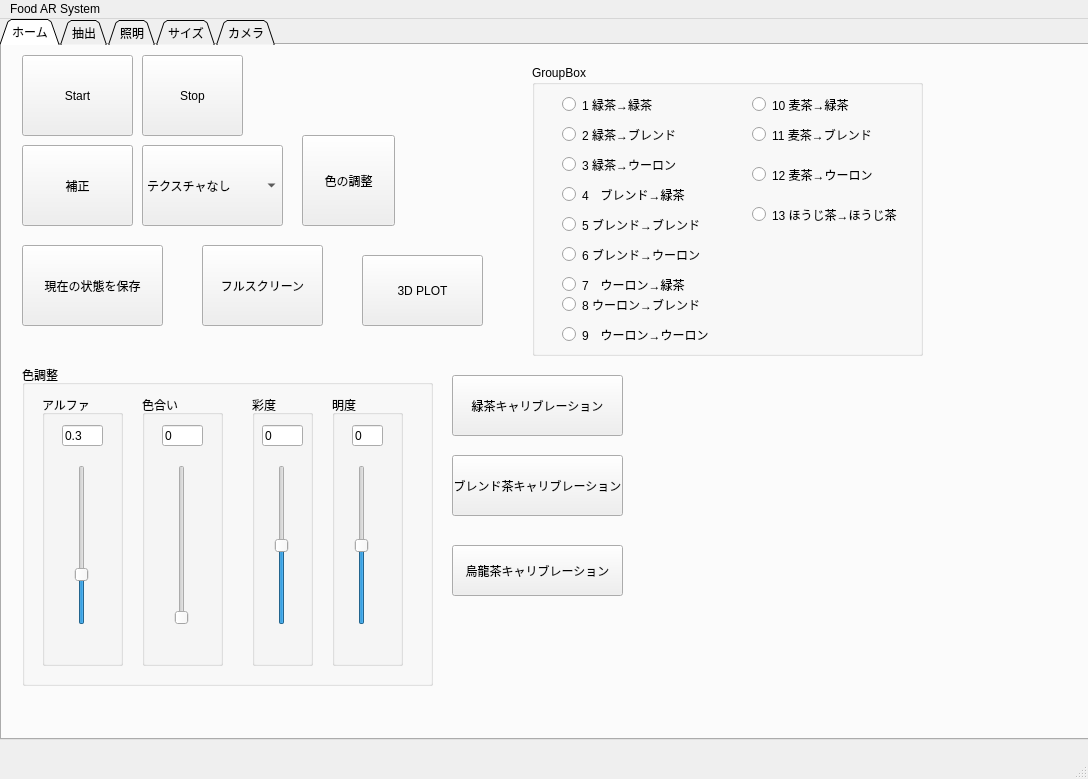
Before: the Qt Designer form FoodModification/View/mainWindow.ui in JunyaUeda/FoodAR, drawn with Qt 5.
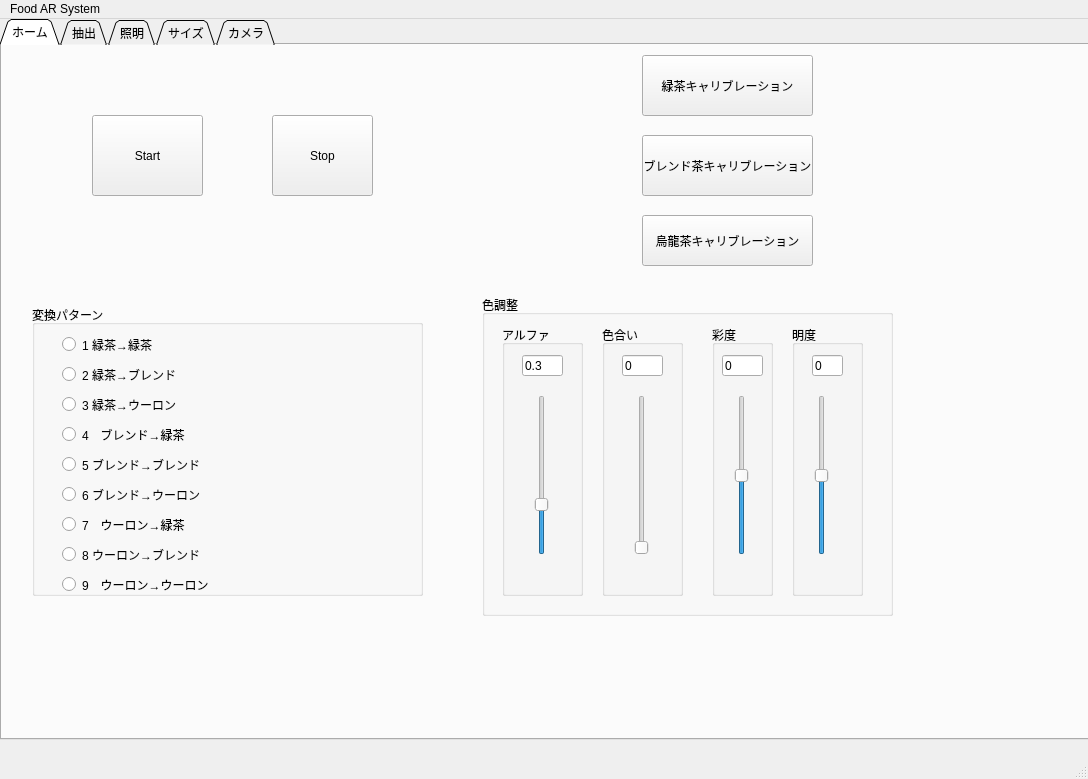
After: the same form once the commit is applied.

Commit message: delete いらないbuttones

Diff of the .ui file:
```diff
--- a/FoodModification/View/mainWindow.ui
+++ b/FoodModification/View/mainWindow.ui
@@ -45,55 +45,11 @@
      <attribute name="title">
       <string>ホーム</string>
      </attribute>
-     <widget class="QPushButton" name="CalibrateButton">
-      <property name="geometry">
-       <rect>
-        <x>20</x>
-        <y>100</y>
-        <width>111</width>
-        <height>81</height>
-       </rect>
-      </property>
-      <property name="text">
-       <string>補正</string>
-      </property>
-     </widget>
-     <widget class="QPushButton" name="colorMapButton">
-      <property name="geometry">
-       <rect>
-        <x>300</x>
-        <y>90</y>
-        <width>93</width>
-        <height>91</height>
-       </rect>
-      </property>
-      <property name="text">
-       <string>色の調整</string>
-      </property>
-     </widget>
-     <widget class="QComboBox" name="textureComboBox">
-      <property name="geometry">
-       <rect>
-        <x>140</x>
-        <y>100</y>
-        <width>141</width>
-        <height>81</height>
-       </rect>
-      </property>
-      <property name="currentText">
-       <string>テクスチャなし</string>
-      </property>
-      <item>
-       <property name="text">
-        <string>テクスチャなし</string>
-       </property>
-      </item>
-     </widget>
      <widget class="QPushButton" name="stopPushButton">
       <property name="geometry">
        <rect>
-        <x>140</x>
-        <y>10</y>
+        <x>270</x>
+        <y>70</y>
         <width>101</width>
         <height>81</height>
        </rect>
@@ -105,8 +61,8 @@
      <widget class="QPushButton" name="startPushButton">
       <property name="geometry">
        <rect>
-        <x>20</x>
-        <y>10</y>
+        <x>90</x>
+        <y>70</y>
         <width>111</width>
         <height>81</height>
        </rect>
@@ -115,24 +71,11 @@
        <string>Start</string>
       </property>
      </widget>
-     <widget class="QPushButton" name="pushButton">
-      <property name="geometry">
-       <rect>
-        <x>20</x>
-        <y>200</y>
-        <width>141</width>
-        <height>81</height>
-       </rect>
-      </property>
-      <property name="text">
-       <string>現在の状態を保存</string>
-      </property>
-     </widget>
      <widget class="QGroupBox" name="destinationColorControlGroupBox">
       <property name="geometry">
        <rect>
-        <x>20</x>
-        <y>320</y>
+        <x>480</x>
+        <y>250</y>
         <width>411</width>
         <height>321</height>
        </rect>
@@ -336,49 +279,17 @@
        </widget>
       </widget>
      </widget>
-     <widget class="QPushButton" name="fullScreenPushButton">
-      <property name="geometry">
-       <rect>
-        <x>200</x>
-        <y>200</y>
-        <width>121</width>
-        <height>81</height>
-       </rect>
-      </property>
-      <property name="text">
-       <string>フルスクリーン</string>
-      </property>
-      <property name="checkable">
-       <bool>true</bool>
-      </property>
-      <property name="checked">
-       <bool>false</bool>
-      </property>
-     </widget>
-     <widget class="QPushButton" name="plot3DPushButton">
-      <property name="geometry">
-       <rect>
-        <x>360</x>
-        <y>210</y>
-        <width>121</width>
-        <height>71</height>
-       </rect>
-      </property>
-      <property name="text">
-       <string>3D PLOT</string>
-      </property>
-     </widget>
      <widget class="QGroupBox" name="groupBox_9">
       <property name="geometry">
        <rect>
-        <x>530</x>
-        <y>20</y>
+        <x>30</x>
+        <y>260</y>
         <width>391</width>
         <height>291</height>
        </rect>
       </property>
       <property name="title">
-       <string>GroupBox</string>
+       <string>変換パターン</string>
       </property>
       <widget class="QRadioButton" name="term1RadioButton">
        <property name="geometry">
@@ -475,7 +386,7 @@
        <property name="geometry">
         <rect>
          <x>30</x>
-         <y>230</y>
+         <y>240</y>
          <width>141</width>
          <height>19</height>
         </rect>
@@ -488,7 +399,7 @@
        <property name="geometry">
         <rect>
          <x>30</x>
-         <y>260</y>
+         <y>270</y>
          <width>151</width>
          <height>19</height>
         </rect>
@@ -497,64 +408,12 @@
         <string>9　ウーロン→ウーロン</string>
        </property>
       </widget>
-      <widget class="QRadioButton" name="term10RadioButton">
-       <property name="geometry">
-        <rect>
-         <x>220</x>
-         <y>30</y>
-         <width>131</width>
-         <height>19</height>
-        </rect>
-       </property>
-       <property name="text">
-        <string>10 麦茶→緑茶</string>
-       </property>
-      </widget>
-      <widget class="QRadioButton" name="term11RadioButton">
-       <property name="geometry">
-        <rect>
-         <x>220</x>
-         <y>60</y>
-         <width>141</width>
-         <height>19</height>
-        </rect>
-       </property>
-       <property name="text">
-        <string>11 麦茶→ブレンド</string>
-       </property>
-      </widget>
-      <widget class="QRadioButton" name="term12RadioButton">
-       <property name="geometry">
-        <rect>
-         <x>220</x>
-         <y>100</y>
-         <width>151</width>
-         <height>19</height>
-        </rect>
-       </property>
-       <property name="text">
-        <string>12 麦茶→ウーロン</string>
-       </property>
-      </widget>
-      <widget class="QRadioButton" name="term12RadioButton_2">
-       <property name="geometry">
-        <rect>
-         <x>220</x>
-         <y>140</y>
-         <width>171</width>
-         <height>19</height>
-        </rect>
-       </property>
-       <property name="text">
-        <string>13 ほうじ茶→ほうじ茶</string>
-       </property>
-      </widget>
      </widget>
      <widget class="QPushButton" name="calibrationRyokutyaButton">
       <property name="geometry">
        <rect>
-        <x>450</x>
-        <y>330</y>
+        <x>640</x>
+        <y>10</y>
         <width>171</width>
         <height>61</height>
        </rect>
@@ -569,8 +428,8 @@
      <widget class="QPushButton" name="calibrationBrendButton">
       <property name="geometry">
        <rect>
-        <x>450</x>
-        <y>410</y>
+        <x>640</x>
+        <y>90</y>
         <width>171</width>
         <height>61</height>
        </rect>
@@ -585,8 +444,8 @@
      <widget class="QPushButton" name="calibrationUronButton">
       <property name="geometry">
        <rect>
-        <x>450</x>
-        <y>500</y>
+        <x>640</x>
+        <y>170</y>
         <width>171</width>
         <height>51</height>
        </rect>
```
Left out of the diff: 2 changed lines with no effect on the pictures. The commit also changes 2 other files.
